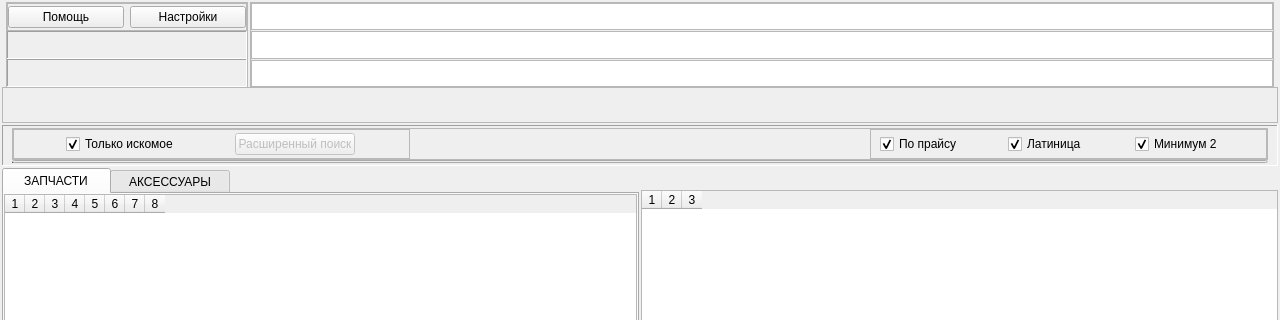
Wrexan/MDA, file MDA_UI/window_main.ui: the form before one commit; both pictures show x 0 to 1280 and y 0 to 320 of the 1280 by 700 pixel window.
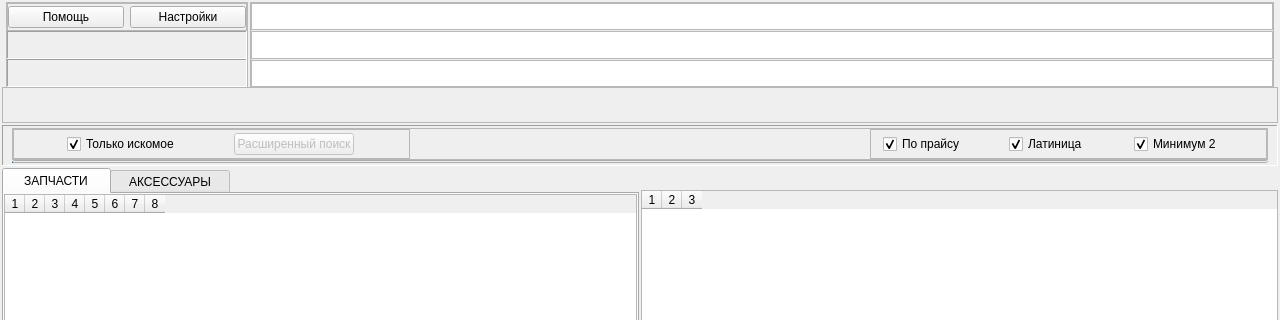
The form after the commit. Icons and pictures are not drawn.

Commit message: changed wheel and model list sizes

The edit to the form file:
```diff
--- a/MDA_UI/window_main.ui
+++ b/MDA_UI/window_main.ui
@@ -711,13 +711,13 @@
                   </property>
                   <layout class="QHBoxLayout" name="horizontalLayout">
                    <property name="leftMargin">
-                    <number>9</number>
+                    <number>12</number>
                    </property>
                    <property name="topMargin">
                     <number>0</number>
                    </property>
                    <property name="rightMargin">
-                    <number>9</number>
+                    <number>12</number>
                    </property>
                    <property name="bottomMargin">
                     <number>0</number>
@@ -828,13 +828,13 @@
                   </property>
                   <layout class="QHBoxLayout" name="horizontalLayout_6">
                    <property name="leftMargin">
-                    <number>9</number>
+                    <number>12</number>
                    </property>
                    <property name="topMargin">
                     <number>0</number>
                    </property>
                    <property name="rightMargin">
-                    <number>9</number>
+                    <number>12</number>
                    </property>
                    <property name="bottomMargin">
                     <number>0</number>
```
Left out of the diff: 21 changed lines with no effect on the pictures. The commit also changes 2 other files.
